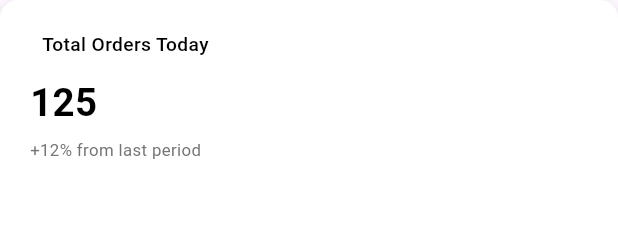
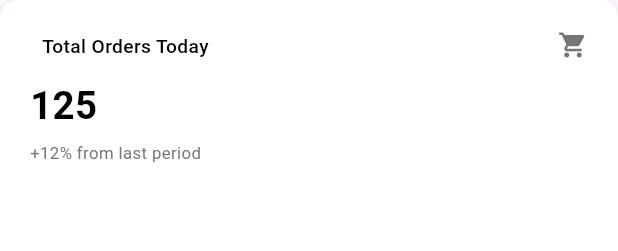
Before and after one commit to Mohammed-bintaleb/onyx_dashboard, a Flutter app: the CustomContainer widget shown alone on an empty page, opened directly, on a phone screen of 412 x 824 dp. Shown: the top 251 px of the screen. Run offline on Flutter 3.47's test engine with Material 3 defaults, Android fonts, the phone set to English and light mode, and no system bars; our stand-ins replace flutter_svg; network calls fail.

Commit message:
App styles part 3

```diff
--- a/lib/utils/app_styles.dart
+++ b/lib/utils/app_styles.dart
@@ -56,8 +56,10 @@ double getScaleFactor(context) {
 
   double width = MediaQuery.sizeOf(context).width;
   if (width < SizeConfig.tablet) {
-    return width / 550;
+    return width / 3000;
+  } else if (width < SizeConfig.desktop) {
+    return width / 3000;
   } else {
-    return width / 1000;
+    return width / 3000;
   }
 }
--- a/lib/utils/size_config.dart
+++ b/lib/utils/size_config.dart
@@ -1,8 +1,8 @@
 import 'package:flutter/material.dart';
 
 class SizeConfig {
-  static const double desktop = 1200;
-  static const double tablet = 800;
+  static const double desktop = 900;
+  static const double tablet = 500;
 
   static late double width, height;
 
--- a/lib/views/widgets/custom_container.dart
+++ b/lib/views/widgets/custom_container.dart
@@ -41,6 +41,7 @@ class CustomContainer extends StatelessWidget {
                 const SizedBox(width: 8),
                 Text(title, style: AppStyles.styleMedium16(context)),
                 const Spacer(),
+                Icon(titleIcon, color: Colors.grey[600], size: 20),
               ],
             ),
             const SizedBox(height: 12),
```
